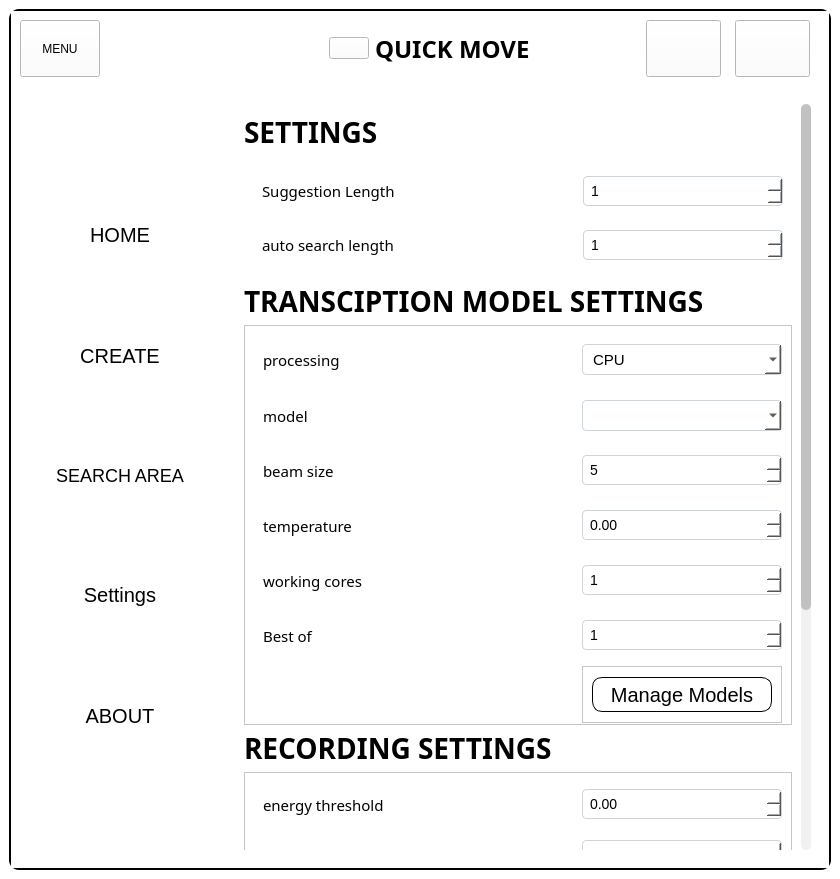
Old version of the form ui/MainWindow.ui in the repository Achu-Worifung/quickMove.
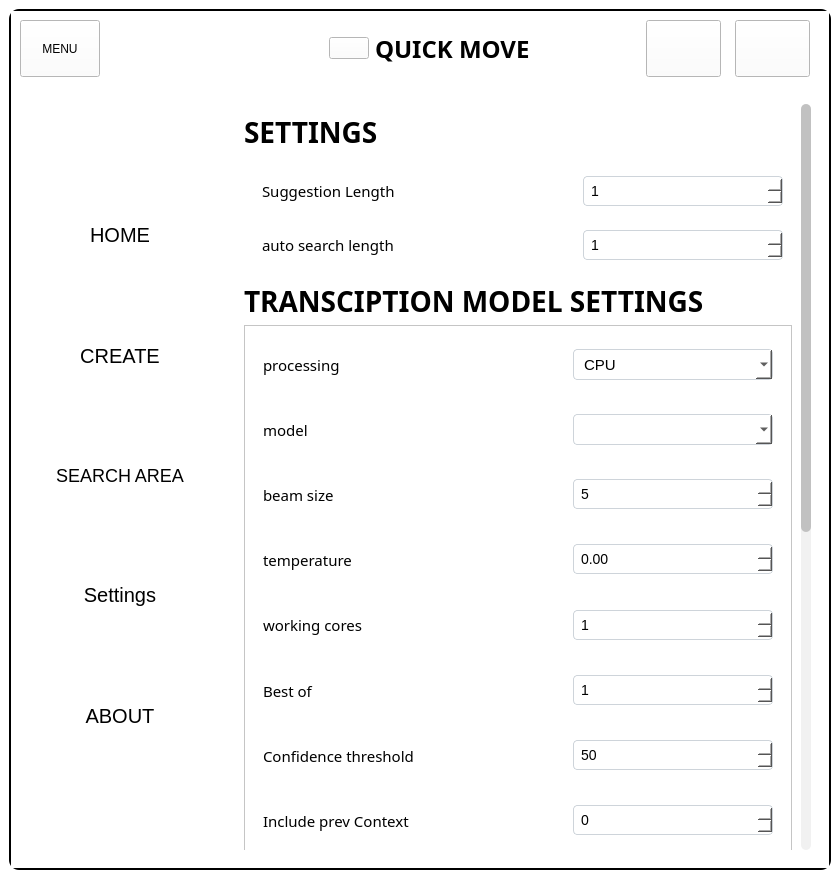
New version of the form. Icons and pictures are not drawn.

Commit message: included two additional settings in the ui

The edit to the form file:
```diff
--- a/ui/MainWindow.ui
+++ b/ui/MainWindow.ui
@@ -2414,9 +2414,9 @@
                  <property name="geometry">
                   <rect>
                    <x>0</x>
-                   <y>0</y>
+                   <y>-293</y>
                    <width>566</width>
-                   <height>1093</height>
+                   <height>1293</height>
                   </rect>
                  </property>
                  <layout class="QVBoxLayout" name="verticalLayout_8">
@@ -2651,7 +2651,7 @@
                     <property name="minimumSize">
                      <size>
                       <width>0</width>
-                      <height>400</height>
+                      <height>600</height>
                      </size>
                     </property>
                     <property name="styleSheet">
@@ -2663,42 +2663,64 @@
                     <property name="frameShadow">
                      <enum>QFrame::Raised</enum>
                     </property>
-                    <layout class="QGridLayout" name="gridLayout_3">
-                     <item row="3" column="1">
-                      <widget class="QDoubleSpinBox" name="temperature">
-                       <property name="maximum">
-                        <double>1.000000000000000</double>
-                       </property>
-                      </widget>
-                     </item>
-                     <item row="5" column="1">
-                      <widget class="QSpinBox" name="best">
-                       <property name="minimumSize">
-                        <size>
-                         <width>200</width>
-                         <height>0</height>
-                        </size>
-                       </property>
-                       <property name="minimum">
-                        <number>1</number>
-                       </property>
-                       <property name="maximum">
-                        <number>3</number>
-                       </property>
-                      </widget>
-                     </item>
-                     <item row="4" column="1">
-                      <widget class="QSpinBox" name="cores">
-                       <property name="minimum">
-                        <number>1</number>
-                       </property>
-                      </widget>
-                     </item>
-                     <item row="0" column="1">
+                    <layout class="QVBoxLayout" name="verticalLayout_11">
+                     <item>
+                      <widget class="QWidget" name="widget_10" native="true">
+                       <layout class="QHBoxLayout" name="horizontalLayout_12">
+                        <item>
+                         <widget class="QLabel" name="label_6">
+                          <property name="font">
+                           <font>
+                            <family>MS Shell Dig 2</family>
+                            <pointsize>-1</pointsize>
+                           </font>
+                          </property>
+                          <property name="text">
+                           <string>processing</string>
+                          </property>
+                         </widget>
+                        </item>
+                        <item>
+                         <widget class="QPushButton" name="pushButton_3">
+                          <property name="cursor">
+                           <cursorShape>WhatsThisCursor</cursorShape>
+                          </property>
+                          <property name="toolTip">
+                           <string>Select the processing device. GPU provides the fastest inference if available; CPU is slower but works everywhere.</string>
+                          </property>
+                          <property name="text">
+                           <string/>
+                          </property>
+                          <property name="icon">
+                           <iconset>
+                            <normaloff>../Icons/4470663_description_about_app_web_info_icon.ico</normaloff>../Icons/4470663_description_about_app_web_info_icon.ico</iconset>
+                          </property>
+                          <property name="iconSize">
+                           <size>
+                            <width>25</width>
+                            <height>25</height>
+                           </size>
+                          </property>
+                         </widget>
+                        </item>
+                        <item>
+                         <spacer name="horizontalSpacer_7">
+                          <property name="orientation">
+                           <enum>Qt::Horizontal</enum>
+                          </property>
+                          <property name="sizeHint" stdset="0">
+                           <size>
+                            <width>227</width>
+                            <height>20</height>
+                           </size>
+                          </property>
+                         </spacer>
+                        </item>
+                        <item>
                       <widget class="QComboBox" name="processing">
                        <property name="minimumSize">
                         <size>
-                         <width>0</width>
+                            <width>200</width>
                          <height>31</height>
                         </size>
                        </property>
@@ -2738,8 +2760,134 @@
                        </item>
                       </widget>
                      </item>
-                     <item row="2" column="1">
+                       </layout>
+                      </widget>
+                     </item>
+                     <item>
+                      <widget class="QWidget" name="widget_11" native="true">
+                       <layout class="QHBoxLayout" name="horizontalLayout_23">
+                        <item>
+                         <widget class="QLabel" name="label_5">
+                          <property name="font">
+                           <font>
+                            <family>MS Shell Dig 2</family>
+                            <pointsize>-1</pointsize>
+                           </font>
+                          </property>
+                          <property name="text">
+                           <string>model</string>
+                          </property>
+                         </widget>
+                        </item>
+                        <item>
+                         <widget class="QPushButton" name="pushButton_14">
+                          <property name="cursor">
+                           <cursorShape>WhatsThisCursor</cursorShape>
+                          </property>
+                          <property name="toolTip">
+                           <string>Select the Whisper model to use. Smaller models run faster with lower accuracy, while larger models give higher accuracy but need more memory and processing time</string>
+                          </property>
+                          <property name="text">
+                           <string/>
+                          </property>
+                          <property name="icon">
+                           <iconset>
+                            <normaloff>../Icons/4470663_description_about_app_web_info_icon.ico</normaloff>../Icons/4470663_description_about_app_web_info_icon.ico</iconset>
+                          </property>
+                          <property name="iconSize">
+                           <size>
+                            <width>25</width>
+                            <height>25</height>
+                           </size>
+                          </property>
+                         </widget>
+                        </item>
+                        <item>
+                         <spacer name="horizontalSpacer_8">
+                          <property name="orientation">
+                           <enum>Qt::Horizontal</enum>
+                          </property>
+                          <property name="sizeHint" stdset="0">
+                           <size>
+                            <width>256</width>
+                            <height>20</height>
+                           </size>
+                          </property>
+                         </spacer>
+                        </item>
+                        <item>
+                         <widget class="QComboBox" name="model">
+                          <property name="minimumSize">
+                           <size>
+                            <width>200</width>
+                            <height>31</height>
+                           </size>
+                          </property>
+                         </widget>
+                        </item>
+                       </layout>
+                      </widget>
+                     </item>
+                     <item>
+                      <widget class="QWidget" name="widget_13" native="true">
+                       <layout class="QHBoxLayout" name="horizontalLayout_24">
+                        <item>
+                         <widget class="QLabel" name="label_20">
+                          <property name="font">
+                           <font>
+                            <family>MS Shell Dig 2</family>
+                            <pointsize>-1</pointsize>
+                           </font>
+                          </property>
+                          <property name="text">
+                           <string>beam size</string>
+                          </property>
+                         </widget>
+                        </item>
+                        <item>
+                         <widget class="QPushButton" name="pushButton_15">
+                          <property name="cursor">
+                           <cursorShape>WhatsThisCursor</cursorShape>
+                          </property>
+                          <property name="toolTip">
+                           <string>Number of candidates explored when decoding speech. Higher values improve accuracy but increase processing time.</string>
+                          </property>
+                          <property name="text">
+                           <string/>
+                          </property>
+                          <property name="icon">
+                           <iconset>
+                            <normaloff>../Icons/4470663_description_about_app_web_info_icon.ico</normaloff>../Icons/4470663_description_about_app_web_info_icon.ico</iconset>
+                          </property>
+                          <property name="iconSize">
+                           <size>
+                            <width>25</width>
+                            <height>25</height>
+                           </size>
+                          </property>
+                         </widget>
+                        </item>
+                        <item>
+                         <spacer name="horizontalSpacer_9">
+                          <property name="orientation">
+                           <enum>Qt::Horizontal</enum>
+                          </property>
+                          <property name="sizeHint" stdset="0">
+                           <size>
+                            <width>229</width>
+                            <height>20</height>
+                           </size>
+                          </property>
+                         </spacer>
+                        </item>
+                        <item>
                       <widget class="QSpinBox" name="beam">
+                          <property name="minimumSize">
+                           <size>
+                            <width>200</width>
+                            <height>0</height>
+                           </size>
+                          </property>
                        <property name="correctionMode">
                         <enum>QAbstractSpinBox::CorrectToPreviousValue</enum>
                        </property>
@@ -2754,17 +2902,10 @@
                        </property>
                       </widget>
                      </item>
-                     <item row="1" column="1">
-                      <widget class="QComboBox" name="model">
-                       <property name="minimumSize">
-                        <size>
-                         <width>0</width>
-                         <height>31</height>
-                        </size>
-                       </property>
+                       </layout>
                       </widget>
                      </item>
-                     <item row="3" column="0">
+                     <item>
                       <widget class="QWidget" name="widget_27" native="true">
                        <layout class="QHBoxLayout" name="horizontalLayout_25">
                         <item>
@@ -2816,14 +2957,27 @@
                           </property>
                          </spacer>
                         </item>
+                        <item>
+                         <widget class="QDoubleSpinBox" name="temperature">
+                          <property name="minimumSize">
+                           <size>
+                            <width>200</width>
+                            <height>0</height>
+                           </size>
+                          </property>
+                          <property name="maximum">
+                           <double>1.000000000000000</double>
+                          </property>
+                         </widget>
+                        </item>
                        </layout>
                       </widget>
                      </item>
-                     <item row="0" column="0">
-                      <widget class="QWidget" name="widget_10" native="true">
-                       <layout class="QHBoxLayout" name="horizontalLayout_12">
                         <item>
-                         <widget class="QLabel" name="label_6">
+                      <widget class="QWidget" name="widget_28" native="true">
+                       <layout class="QHBoxLayout" name="horizontalLayout_26">
+                        <item>
+                         <widget class="QLabel" name="label_10">
                           <property name="font">
                            <font>
                             <family>MS Shell Dig 2</family>
@@ -2831,12 +2985,12 @@
                            </font>
                           </property>
                           <property name="text">
-                           <string>processing</string>
+                           <string>working cores</string>
                           </property>
                          </widget>
                         </item>
                         <item>
-                         <widget class="QPushButton" name="pushButton_3">
+                         <widget class="QPushButton" name="pushButton_17">
                           <property name="cursor">
                            <cursorShape>WhatsThisCursor</cursorShape>
                           </property>
@@ -2859,22 +3013,35 @@
                          </widget>
                         </item>
                         <item>
-                         <spacer name="horizontalSpacer_7">
+                         <spacer name="horizontalSpacer_11">
                           <property name="orientation">
                            <enum>Qt::Horizontal</enum>
                           </property>
                           <property name="sizeHint" stdset="0">
                            <size>
-                            <width>227</width>
+                            <width>207</width>
                             <height>20</height>
                            </size>
                           </property>
                          </spacer>
                         </item>
+                        <item>
+                         <widget class="QSpinBox" name="cores">
+                          <property name="minimumSize">
+                           <size>
+                            <width>200</width>
+                            <height>0</height>
+                           </size>
+                          </property>
+                          <property name="minimum">
+                           <number>1</number>
+                          </property>
+                         </widget>
+                        </item>
                        </layout>
                       </widget>
                      </item>
-                     <item row="5" column="0">
+                     <item>
                       <widget class="QWidget" name="widget_29" native="true">
                        <layout class="QHBoxLayout" name="horizontalLayout_27">
                         <item>
@@ -2926,66 +3093,30 @@
                           </property>
                          </spacer>
                         </item>
-                       </layout>
-                      </widget>
-                     </item>
-                     <item row="4" column="0">
-                      <widget class="QWidget" name="widget_28" native="true">
-                       <layout class="QHBoxLayout" name="horizontalLayout_26">
                         <item>
-                         <widget class="QLabel" name="label_10">
-                          <property name="font">
-                           <font>
-                            <family>MS Shell Dig 2</family>
-                            <pointsize>-1</pointsize>
-                           </font>
-                          </property>
-                          <property name="text">
-                           <string>working cores</string>
-                          </property>
-                         </widget>
-                        </item>
-                        <item>
-                         <widget class="QPushButton" name="pushButton_17">
-                          <property name="cursor">
-                           <cursorShape>WhatsThisCursor</cursorShape>
-                          </property>
-                          <property name="text">
-                           <string/>
-                          </property>
-                          <property name="icon">
-                           <iconset>
-                            <normaloff>../Icons/4470663_description_about_app_web_info_icon.ico</normaloff>../Icons/4470663_description_about_app_web_info_icon.ico</iconset>
-                          </property>
-                          <property name="iconSize">
+                         <widget class="QSpinBox" name="best">
+                          <property name="minimumSize">
                            <size>
-                            <width>25</width>
-                            <height>25</height>
+                            <width>200</width>
+                            <height>0</height>
                            </size>
                           </property>
-                         </widget>
-                        </item>
-                        <item>
-                         <spacer name="horizontalSpacer_11">
-                          <property name="orientation">
-                           <enum>Qt::Horizontal</enum>
+                          <property name="minimum">
+                           <number>1</number>
                           </property>
-                          <property name="sizeHint" stdset="0">
-                           <size>
-                            <width>207</width>
-                            <height>20</height>
-                           </size>
+                          <property name="maximum">
+                           <number>3</number>
                           </property>
-                         </spacer>
+                         </widget>
                         </item>
                        </layout>
                       </widget>
                      </item>
-                     <item row="1" column="0">
-                      <widget class="QWidget" name="widget_11" native="true">
-                       <layout class="QHBoxLayout" name="horizontalLayout_23">
                         <item>
-                         <widget class="QLabel" name="label_5">
+                      <widget class="QWidget" name="widget_31" native="true">
+                       <layout class="QHBoxLayout" name="horizontalLayout_29">
+                        <item>
+                         <widget class="QLabel" name="label_26">
                           <property name="font">
                            <font>
                             <family>MS Shell Dig 2</family>
@@ -2993,12 +3124,12 @@
                            </font>
                           </property>
                           <property name="text">
-                           <string>model</string>
+                           <string>Confidence threshold</string>
                           </property>
                          </widget>
                         </item>
                         <item>
-                         <widget class="QPushButton" name="pushButton_14">
+                         <widget class="QPushButton" name="pushButton_20">
                           <property name="cursor">
                            <cursorShape>WhatsThisCursor</cursorShape>
                           </property>
@@ -3021,26 +3152,51 @@
                          </widget>
                         </item>
                         <item>
-                         <spacer name="horizontalSpacer_8">
+                         <spacer name="horizontalSpacer_15">
                           <property name="orientation">
                            <enum>Qt::Horizontal</enum>
                           </property>
                           <property name="sizeHint" stdset="0">
                            <size>
-                            <width>256</width>
+                            <width>227</width>
                             <height>20</height>
                            </size>
                           </property>
                          </spacer>
                         </item>
+                        <item>
+                         <widget class="QSpinBox" name="confidence_threshold">
+                          <property name="minimumSize">
+                           <size>
+                            <width>200</width>
+                            <height>0</height>
+                           </size>
+                          </property>
+                          <property name="minimum">
+                           <number>0</number>
+                          </property>
+                          <property name="maximum">
+                           <number>100</number>
+                          </property>
+                          <property name="singleStep">
+                           <number>1</number>
+                          </property>
+                          <property name="value">
+                           <number>50</number>
+                          </property>
+                          <property name="displayIntegerBase">
+                           <number>10</number>
+                          </property>
+                         </widget>
+                        </item>
                        </layout>
                       </widget>
                      </item>
-                     <item row="2" column="0">
-                      <widget class="QWidget" name="widget_13" native="true">
-                       <layout class="QHBoxLayout" name="horizontalLayout_24">
                         <item>
-                         <widget class="QLabel" name="label_20">
+                      <widget class="QWidget" name="widget_32" native="true">
+                       <layout class="QHBoxLayout" name="horizontalLayout_30">
+                        <item>
+                         <widget class="QLabel" name="label_27">
                           <property name="font">
                            <font>
                             <family>MS Shell Dig 2</family>
@@ -3048,12 +3204,12 @@
                            </font>
                           </property>
                           <property name="text">
-                           <string>beam size</string>
+                           <string>Include prev Context</string>
                           </property>
                          </widget>
                         </item>
                         <item>
-                         <widget class="QPushButton" name="pushButton_15">
+                         <widget class="QPushButton" name="pushButton_22">
                           <property name="cursor">
                            <cursorShape>WhatsThisCursor</cursorShape>
                           </property>
@@ -3076,22 +3232,38 @@
                          </widget>
                         </item>
                         <item>
-                         <spacer name="horizontalSpacer_9">
+                         <spacer name="horizontalSpacer_16">
                           <property name="orientation">
                            <enum>Qt::Horizontal</enum>
                           </property>
                           <property name="sizeHint" stdset="0">
                            <size>
-                            <width>229</width>
+                            <width>227</width>
                             <height>20</height>
                            </size>
                           </property>
                          </spacer>
                         </item>
+                        <item>
+                         <widget class="QSpinBox" name="prev_context">
+                          <property name="minimumSize">
+                           <size>
+                            <width>200</width>
+                            <height>0</height>
+                           </size>
+                          </property>
+                          <property name="minimum">
+                           <number>0</number>
+                          </property>
+                          <property name="maximum">
+                           <number>1</number>
+                          </property>
+                         </widget>
+                        </item>
                        </layout>
                       </widget>
                      </item>
-                     <item row="6" column="1">
+                     <item>
                       <widget class="QFrame" name="frame_5">
                        <property name="minimumSize">
                         <size>
@@ -3130,7 +3302,7 @@
                        <property name="frameShadow">
                         <enum>QFrame::Raised</enum>
                        </property>
-                       <layout class="QGridLayout" name="gridLayout_9">
+                       <layout class="QGridLayout" name="gridLayout_3">
                         <item row="0" column="0">
                          <widget class="QPushButton" name="manage_model">
                           <property name="minimumSize">
```
Left out of the diff: 37 changed lines with no effect on the pictures. Lines whose indentation alone changed are shown as unchanged.
